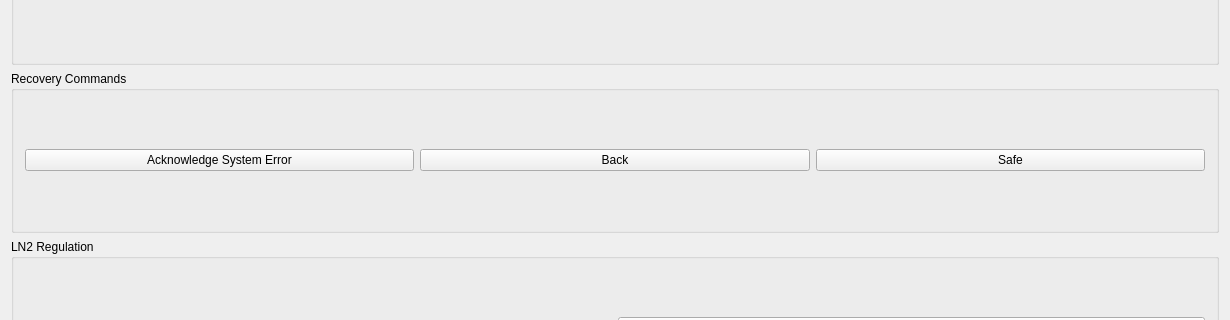
Qt form Bricks/BESSY/bessy_widgets/ui_files/Qt4_grobmaintwidget.ui (hellmig/mxcube) before a commit; both pictures show x 0 to 1230 and y 443 to 763 of the 1230 by 855 pixel window.
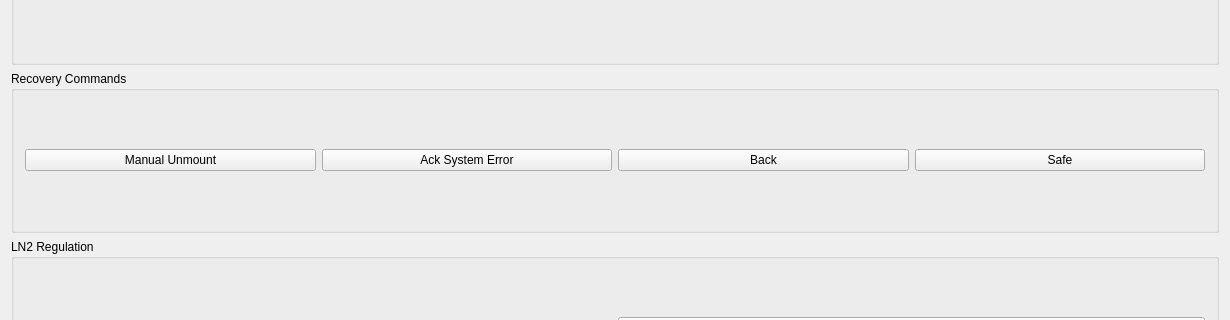
The same form after that commit.

Commit message:
BESSY-specific: GROB maintenance brick enhancement
- added push button to pass acknowledgement of manaul unmount to the
GROB Tango server.

```diff
--- a/Bricks/BESSY/bessy_widgets/ui_files/Qt4_grobmaintwidget.ui
+++ b/Bricks/BESSY/bessy_widgets/ui_files/Qt4_grobmaintwidget.ui
@@ -161,6 +161,13 @@
       <string>Recovery Commands</string>
      </property>
      <layout class="QHBoxLayout">
+      <item>
+       <widget class="QPushButton" name="btAckManualUnmount">
+        <property name="text">
+         <string>Manual Unmount</string>
+        </property>
+       </widget>
+      </item>
       <item>
        <widget class="QPushButton" name="btAckError">
         <property name="sizePolicy">
@@ -173,7 +180,7 @@
          <font/>
         </property>
         <property name="text">
-         <string>Acknowledge System Error</string>
+         <string>Ack System Error</string>
         </property>
        </widget>
       </item>
```
The commit also changes 2 other files.
